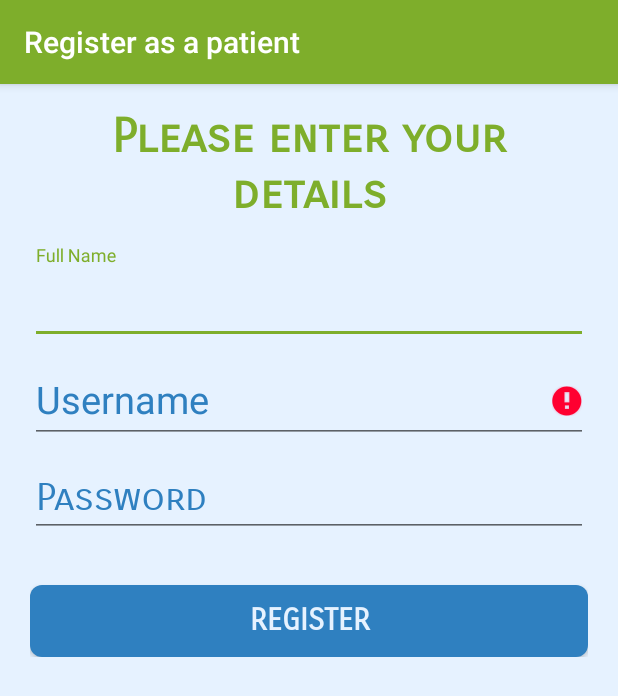
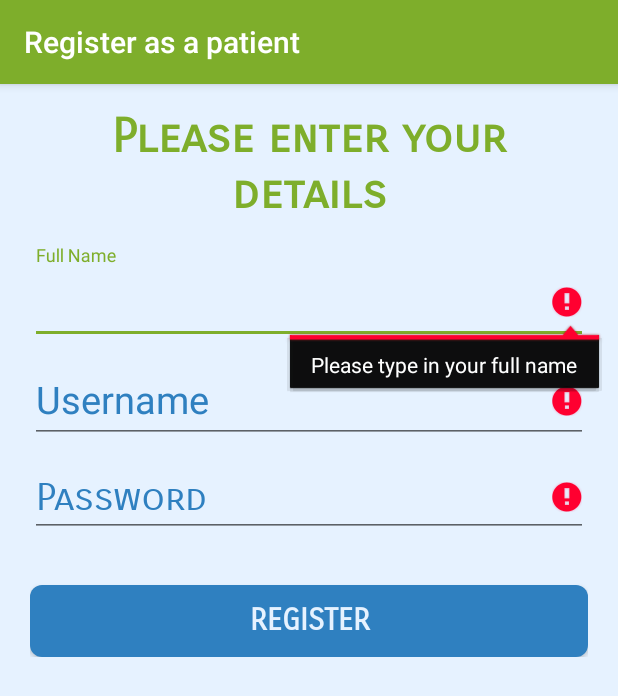
Before and after one commit to lorexsan/MyMedicine, an Android app: the RegisterElderlyActivity screen opened directly, with no data from a screen before it, after a tap on "REGISTER", on a phone screen of 412 x 824 dp. Shown: the top 696 px of the screen. Run offline under Robolectric (Android 15) with nearby library versions, the phone set to English and light mode, and no system bars; our stand-ins replace Firebase (no records; nobody signed in at launch, a user with empty details on screens opened directly).

Commit message:
Checking empty fields while registering and removing medicine

```diff
--- a/app/src/main/java/com/example/mymedicine/DeleteMedicationActivity.java
+++ b/app/src/main/java/com/example/mymedicine/DeleteMedicationActivity.java
@@ -261,6 +261,9 @@ public class DeleteMedicationActivity extends AppCompatActivity {
                 if (medicine.trim().isEmpty()){
                     medicineName.setError("Please select a medicine");
                 }
+                if (username.trim().isEmpty()){
+                    patientUsername.setError("Please select a patient");
+                }
                 else if (!usernameAssigned) {
                     patientUsername.setError("This patient is not assigned to you");
                 }
--- a/app/src/main/java/com/example/mymedicine/RegisterElderlyActivity.java
+++ b/app/src/main/java/com/example/mymedicine/RegisterElderlyActivity.java
@@ -91,23 +91,23 @@ public class RegisterElderlyActivity extends AppCompatActivity implements Loader
                             usernameAlreadyExists = true;
                         }
                     }
-                    //If username is already taken, it prints an error message
-                    if (usernameAlreadyExists) {
+                    //If any of the text fields are empty, it prints an error message
+                    if (password.equals("")) {
                         mProgressView.setVisibility(View.GONE);
-                        mUsernameView.setError("This username has already been taken");
+                        mPasswordView.setError("Please type in your password");
                     }
-                    //If any of the text fields are empty, it prints an error message
-                    else if (username.equals("")) {
+                    if (fullName.equals("")) {
+                        mProgressView.setVisibility(View.GONE);
+                        mFullNameView.setError("Please type in your full name");
+                    }
+                    if (username.equals("")) {
                         mProgressView.setVisibility(View.GONE);
                         mUsernameView.setError("Please type in your username");
                     }
-                    else if (password.equals("")) {
+                    //If username is already taken, it prints an error message
+                    else if (usernameAlreadyExists) {
                         mProgressView.setVisibility(View.GONE);
-                        mPasswordView.setError("Please type in your password");
-                    }
-                    else if (fullName.equals("")) {
-                        mProgressView.setVisibility(View.GONE);
-                        mFullNameView.setError("Please type in your password");
+                        mUsernameView.setError("This username has already been taken");
                     }
                     else{
                         //Otherwise it registers the user on the database
```
Also changed, not shown: app/src/main/java/com/example/mymedicine/RegisterDoctorFamilyActivity.java (+11 -11 lines), 1 other file.
